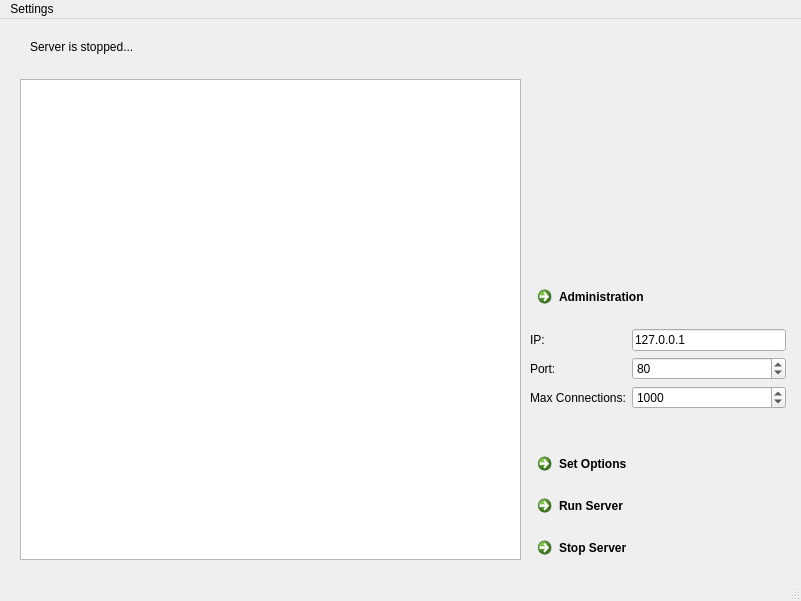
First picture: the form in mainwindow.ui, repository AlexNov87/chatqt, before the edit.
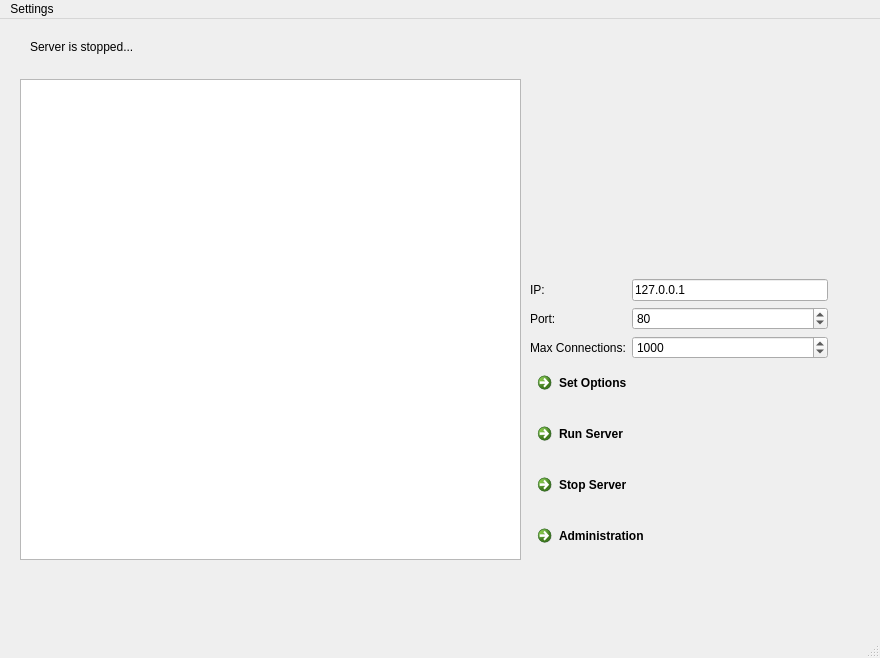
Second picture: the form after the edit. Icons and pictures are not drawn.

Patch:
```diff
--- a/mainwindow.ui
+++ b/mainwindow.ui
@@ -6,8 +6,8 @@
    <rect>
     <x>0</x>
     <y>0</y>
-    <width>801</width>
-    <height>601</height>
+    <width>880</width>
+    <height>658</height>
    </rect>
   </property>
   <property name="windowTitle">
@@ -34,13 +34,15 @@
     <property name="geometry">
      <rect>
       <x>530</x>
-      <y>310</y>
-      <width>256</width>
-      <height>237</height>
+      <y>260</y>
+      <width>298</width>
+      <height>284</height>
      </rect>
     </property>
     <layout class="QVBoxLayout" name="verticalLayout">
      <item>
+      <layout class="QVBoxLayout" name="verticalLayout_2">
+       <item>
       <layout class="QFormLayout" name="formLayout">
        <item row="0" column="0">
         <widget class="QLabel" name="ig">
@@ -93,8 +95,6 @@
       </layout>
      </item>
      <item>
-      <layout class="QVBoxLayout" name="verticalLayout_2">
-       <item>
         <widget class="QCommandLinkButton" name="pb_setoptions">
          <property name="text">
           <string>Set Options</string>
@@ -124,6 +124,13 @@
          </property>
         </widget>
        </item>
+       <item>
+        <widget class="QCommandLinkButton" name="commandLinkButton">
+         <property name="text">
+          <string>Administration</string>
+         </property>
+        </widget>
+       </item>
       </layout>
      </item>
     </layout>
@@ -138,26 +145,13 @@
      </rect>
     </property>
    </widget>
-   <widget class="QCommandLinkButton" name="commandLinkButton">
-    <property name="geometry">
-     <rect>
-      <x>530</x>
-      <y>260</y>
-      <width>251</width>
-      <height>41</height>
-     </rect>
-    </property>
-    <property name="text">
-     <string>Administration</string>
-    </property>
-   </widget>
   </widget>
   <widget class="QMenuBar" name="menubar">
    <property name="geometry">
     <rect>
      <x>0</x>
      <y>0</y>
-     <width>801</width>
+     <width>880</width>
      <height>26</height>
     </rect>
    </property>
```
Lines whose indentation alone changed are shown as unchanged.
